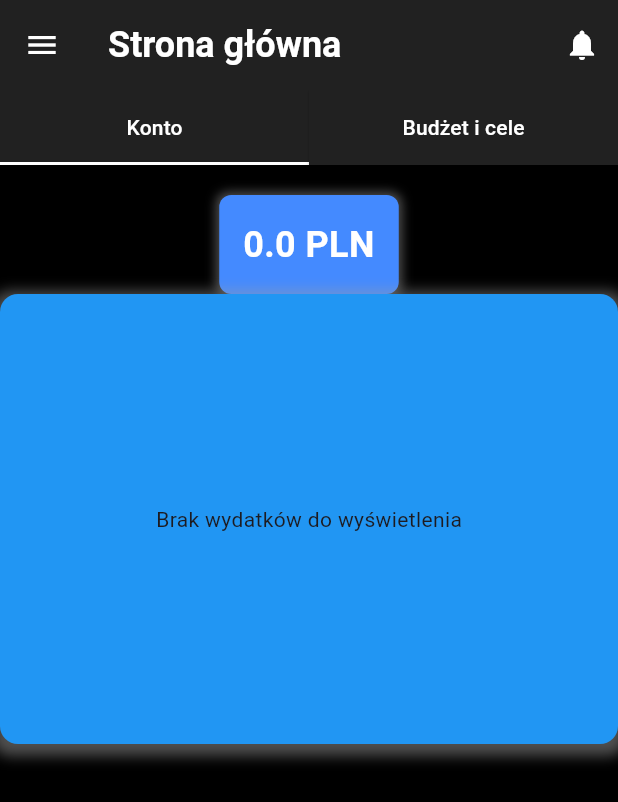
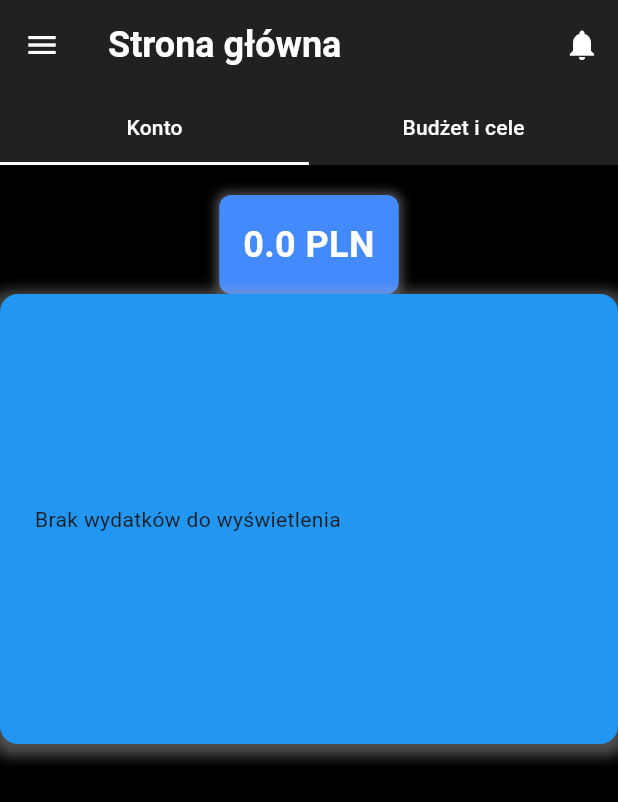
Before and after one commit to ZPatryk/MyWallet, a Flutter app: the screen it shows after launch, on a phone screen of 412 x 824 dp. Shown: the top 802 px of the screen. Run offline on Flutter 3.47's test engine with Material 3 defaults, Android fonts, the phone set to English and light mode, and no system bars; our stand-ins replace fl_chart.

Commit message:
poprawa styliazji expenses w myhomapage

```diff
--- a/lib/screens/my_home_page.dart
+++ b/lib/screens/my_home_page.dart
@@ -2,6 +2,7 @@ import 'package:flutter/material.dart';
 import 'package:provider/provider.dart';
 import '../provider/balance_model.dart';
 import '../provider/category_expenses_model.dart';
+import '../utils/expenses.dart';
 import '../utils/text_styles.dart';
 import 'account.dart';
 import '../utils/category_expenses_model.dart'; // Import twojego ekranu "Konto"
@@ -183,9 +184,24 @@ class _MyHomePageState extends State<MyHomePage> {
               ],
             ),
             padding: EdgeInsets.all(16),
-            height: 300, // Określenie rozmiaru kontenera
-            child: CategoryExpensesPieChart(), // Wyświetlenie wykresu kołowego
-          ),
+            height: 300, // Wysokość kontenera
+            child: Row(
+              children: [
+                Expanded(
+                  flex: 3, // Lewa kolumna zajmuje 2/3 szerokości
+                  child: CategoryExpensesPieChart(), // Wykres kołowy
+                ),
+                SizedBox(width: 16), // Odstęp między kolumnami
+                Expanded(
+                  flex: 2, // Prawa kolumna zajmuje 1/3 szerokości
+                  child: Container(
+                    padding: EdgeInsets.all(12),
+                    child: Expenses(),
+                  ),
+                ),
+              ],
+            ),
+          )
         ],
       ),
     );
--- /dev/null
+++ b/lib/utils/expenses.dart
@@ -0,0 +1,36 @@
+import 'package:flutter/material.dart';
+import 'package:provider/provider.dart';
+import '../provider/category_expenses_model.dart';
+
+class Expenses extends StatelessWidget {
+  const Expenses({super.key});
+
+  @override
+  Widget build(BuildContext context) {
+    final categoryExpensesModel = Provider.of<CategoryExpensesModel>(context);
+    return ListView.builder(
+      itemCount: categoryExpensesModel.categoryExpenses.length,
+      itemBuilder: (context, index) {
+        String category =
+            categoryExpensesModel.categoryExpenses.keys.elementAt(index);
+        double expense = categoryExpensesModel.categoryExpenses[category]!;
+
+        return ListTile(
+          title: Column(
+            crossAxisAlignment: CrossAxisAlignment.start, // Ustawienie do lewej
+            children: [
+              Text(
+                '$category',
+                style: TextStyle(color: Colors.brown, fontSize: 10),
+              ),
+              Text(
+                '${expense.toStringAsFixed(2)} PLN',
+                style: TextStyle(color: Colors.redAccent, fontSize: 12),
+              ),
+            ],
+          ),
+        );
+      },
+    );
+  }
+}
```
